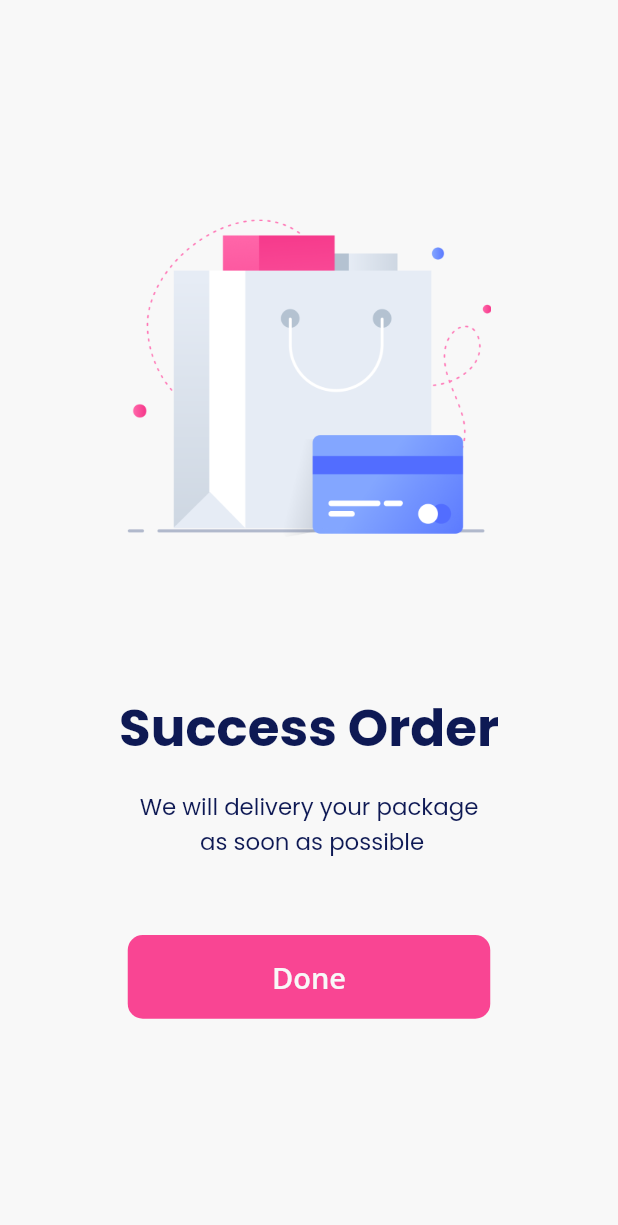
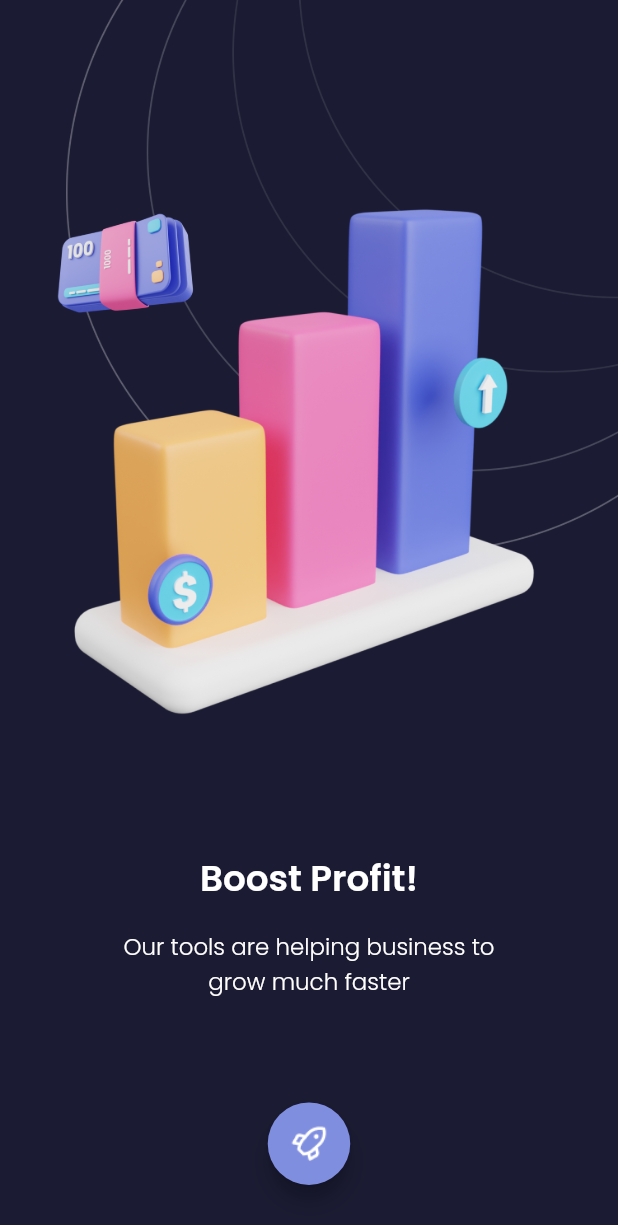
Before and after one commit to rizkitriandani/flutter_ui_challenge, a Flutter app: the screen it shows after launch, on a phone screen of 412 x 824 dp. Shown: the top 1225 px of the screen. Run offline on Flutter 3.47's test engine with Material 2 defaults, Android fonts, the phone set to English and light mode, and no system bars; our stand-ins replace google_fonts, responsive_sizer.

Commit message:
Done second empty state.

```diff
--- a/lib/main.dart
+++ b/lib/main.dart
@@ -1,9 +1,6 @@
 import 'package:flutter/material.dart';
-import 'package:flutter_ui_challenge/pages/first_signin.dart';
+import 'package:flutter_ui_challenge/pages/second_empty.dart';
 import 'package:responsive_sizer/responsive_sizer.dart';
-
-import 'pages/first_empty.dart';
-import 'pages/second_signin.dart';
 
 void main() => runApp(const SevenDays());
 
@@ -22,7 +19,8 @@ class SevenDays extends StatelessWidget {
           // home: SecondGetStarted(),
           // builder: (context, orientation, screenType) => const FirstSignIn(),
           // builder: (context, orientation, screenType) => const SecondSignIn(),
-          builder: (context, orientation, screenType) => const FirstEmpty(),
+          // builder: (context, orientation, screenType) => const FirstEmpty(),
+          builder: (context, orientation, screenType) => const SecondEmpty(),
         )
         // home: UIButtonShowCase(),
         );
--- /dev/null
+++ b/lib/pages/second_empty.dart
@@ -0,0 +1,54 @@
+import 'package:flutter/material.dart';
+import 'package:flutter_ui_challenge/widgets/theme.dart';
+import 'package:responsive_sizer/responsive_sizer.dart';
+
+class SecondEmpty extends StatelessWidget {
+  const SecondEmpty({Key? key}) : super(key: key);
+
+  @override
+  Widget build(BuildContext context) {
+    return Scaffold(
+      backgroundColor: darkBlueBg,
+      body: Column(
+        children: [
+          Image.asset('assets/graph.png', width: 55.91.h),
+          SizedBox(
+            height: 8.37.h,
+          ),
+          Center(
+            child: Column(
+              children: [
+                Text('Boost Profit!', style: semiBoldTextStyle),
+                SizedBox(
+                  height: 1.97.h,
+                ),
+                SizedBox(
+                  width: 63.73.w,
+                  child: Text(
+                    'Our tools are helping business to grow much faster',
+                    style: lightTextStyle,
+                    textAlign: TextAlign.center,
+                  ),
+                ),
+                SizedBox(
+                  height: 8.37.h,
+                ),
+                // TextButton(
+                SizedBox(
+                    width: 55,
+                    height: 55,
+                    child: FittedBox(
+                      child: FloatingActionButton(
+                        backgroundColor: const Color(0xff808EE0),
+                        onPressed: () {},
+                        child: Image.asset('assets/ic_rocket.png', width: 25),
+                      ),
+                    ))
+              ],
+            ),
+          )
+        ],
+      ),
+    );
+  }
+}
--- a/lib/widgets/theme.dart
+++ b/lib/widgets/theme.dart
@@ -4,9 +4,17 @@ import 'package:responsive_sizer/responsive_sizer.dart';
 
 Color darkBlue = const Color(0xff0E1954);
 Color whiteBg = const Color(0xfff8f8f8);
+Color darkBlueBg = const Color(0xff1B1B33);
+Color whiteText = Colors.white;
 
 TextStyle boldTextStyle = GoogleFonts.poppins(
     color: darkBlue, fontSize: 24.sp, fontWeight: FontWeight.bold);
+
+TextStyle semiBoldTextStyle = GoogleFonts.poppins(
+    color: whiteText, fontSize: 20.sp, fontWeight: FontWeight.w600);
+
+TextStyle lightTextStyle = GoogleFonts.poppins(
+    color: whiteText, fontSize: 16.sp, fontWeight: FontWeight.w300);
 
 TextStyle regularTextStyle = GoogleFonts.poppins(
   color: darkBlue,
```
